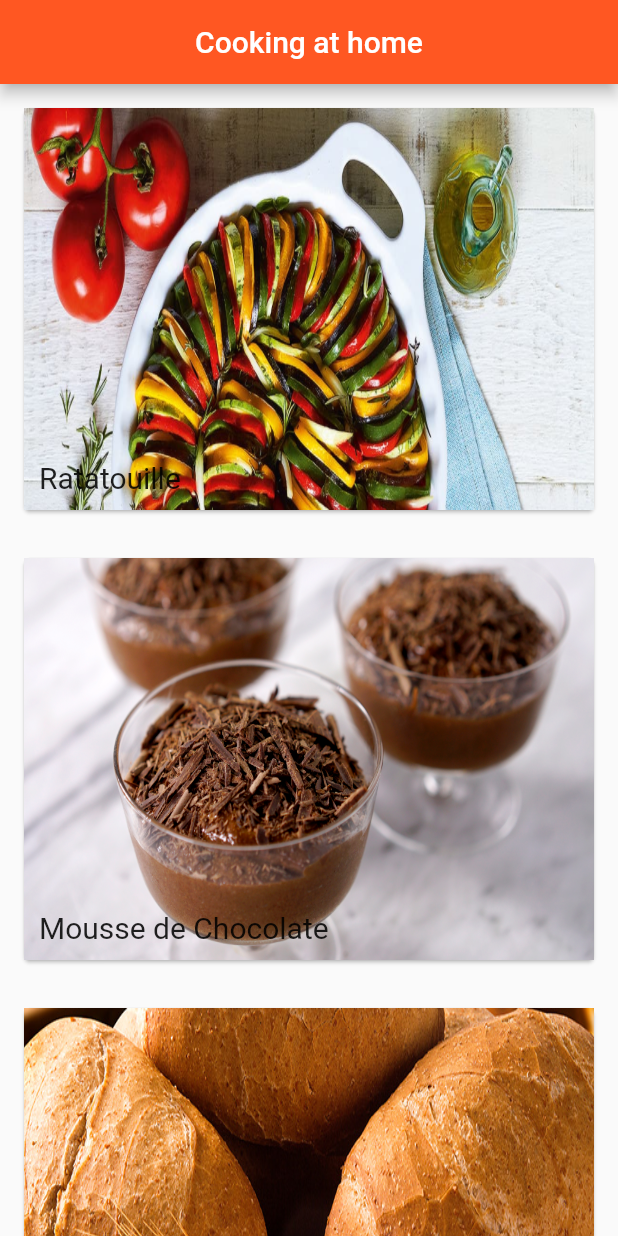
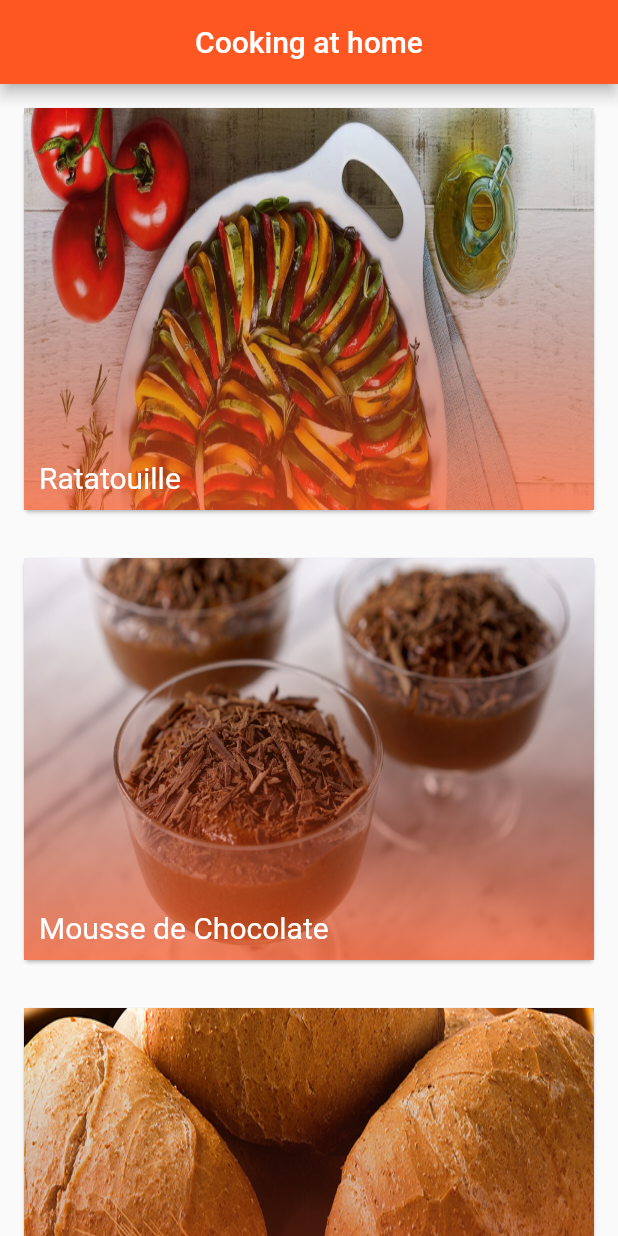
Before and after one commit to habyb/flutter-intro, a Flutter app: the screen it shows after launch, on a phone screen of 412 x 824 dp. Run offline on Flutter 3.47's test engine with Material 2 defaults, Android fonts, the phone set to English and light mode, and no system bars.

Commit message:
added gradient and title color

```diff
--- a/lib/screens/home/home.dart
+++ b/lib/screens/home/home.dart
@@ -51,6 +51,7 @@ class HomeState extends State<Home> {
             Stack(
               children: [
                 _buildCardImage(picture),
+                _buildCardGradient(),
                 _buidCardText(title),
               ],
             )
@@ -68,13 +69,31 @@ class HomeState extends State<Home> {
     );
   }
 
+  Container _buildCardGradient() {
+    return Container(
+      height: 268,
+      decoration: BoxDecoration(
+          gradient: LinearGradient(
+        begin: FractionalOffset.topCenter,
+        end: FractionalOffset.bottomCenter,
+        colors: [
+          Colors.transparent,
+          Colors.deepOrange.withOpacity(0.7),
+        ],
+      )),
+    );
+  }
+
   Positioned _buidCardText(title) {
     return Positioned(
       bottom: 10,
       left: 10,
       child: Text(
         title,
-        style: TextStyle(fontSize: 20),
+        style: TextStyle(
+          fontSize: 20,
+          color: Colors.white,
+        ),
       ),
     );
   }
```
